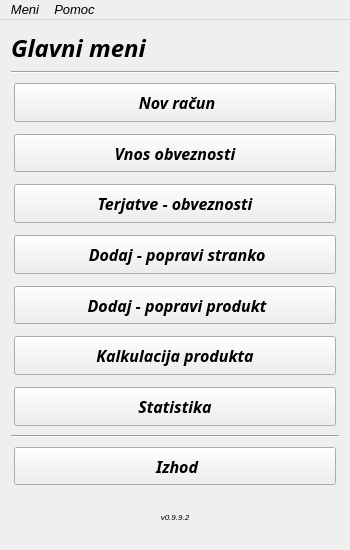
Old version of the form mainwindow.ui in the repository MaxMaxy/racun.
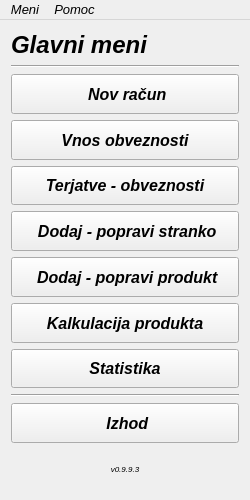
New version of the form. Icons and pictures are not drawn.

```diff
--- a/mainwindow.ui
+++ b/mainwindow.ui
@@ -6,8 +6,8 @@
    <rect>
     <x>0</x>
     <y>0</y>
-    <width>350</width>
-    <height>550</height>
+    <width>250</width>
+    <height>500</height>
    </rect>
   </property>
   <property name="sizePolicy">
@@ -18,14 +18,14 @@
   </property>
   <property name="minimumSize">
    <size>
-    <width>350</width>
-    <height>550</height>
+    <width>250</width>
+    <height>500</height>
    </size>
   </property>
   <property name="maximumSize">
    <size>
-    <width>350</width>
-    <height>550</height>
+    <width>250</width>
+    <height>500</height>
    </size>
   </property>
   <property name="font">
@@ -53,7 +53,7 @@
       </property>
       <property name="font">
        <font>
-        <family>Sans</family>
+        <family>MS Sans Serif</family>
         <pointsize>18</pointsize>
         <weight>75</weight>
         <italic>true</italic>
@@ -83,7 +83,7 @@
         </property>
         <property name="font">
          <font>
-          <family>Waree</family>
+          <family>MS Sans Serif</family>
           <pointsize>12</pointsize>
           <weight>75</weight>
           <italic>true</italic>
@@ -94,9 +94,6 @@
         <property name="layoutDirection">
          <enum>Qt::LeftToRight</enum>
         </property>
-        <property name="styleSheet">
-         <string notr="true">margin: 3%</string>
-        </property>
         <property name="text">
          <string> Nov račun</string>
         </property>
@@ -129,16 +126,13 @@
         </property>
         <property name="font">
          <font>
-          <family>Sans Serif</family>
+          <family>MS Sans Serif</family>
           <pointsize>12</pointsize>
           <weight>75</weight>
           <italic>true</italic>
           <bold>true</bold>
          </font>
         </property>
-        <property name="styleSheet">
-         <string notr="true">margin: 3%</string>
-        </property>
         <property name="text">
          <string>Vnos obveznosti</string>
         </property>
@@ -159,16 +153,13 @@
         </property>
         <property name="font">
          <font>
-          <family>Sans Serif</family>
+          <family>MS Sans Serif</family>
           <pointsize>12</pointsize>
           <weight>75</weight>
           <italic>true</italic>
           <bold>true</bold>
          </font>
         </property>
-        <property name="styleSheet">
-         <string notr="true">margin: 3%</string>
-        </property>
         <property name="text">
          <string>Terjatve - obveznosti</string>
         </property>
@@ -193,16 +184,13 @@
         </property>
         <property name="font">
          <font>
-          <family>Sans Serif</family>
+          <family>MS Sans Serif</family>
           <pointsize>12</pointsize>
           <weight>75</weight>
           <italic>true</italic>
           <bold>true</bold>
          </font>
         </property>
-        <property name="styleSheet">
-         <string notr="true">margin: 3%</string>
-        </property>
         <property name="text">
          <string> Dodaj - popravi stranko</string>
         </property>
@@ -226,16 +214,13 @@
         </property>
         <property name="font">
          <font>
-          <family>Sans Serif</family>
+          <family>MS Sans Serif</family>
           <pointsize>12</pointsize>
           <weight>75</weight>
           <italic>true</italic>
           <bold>true</bold>
          </font>
         </property>
-        <property name="styleSheet">
-         <string notr="true">margin: 3%</string>
-        </property>
         <property name="text">
          <string> Dodaj - popravi produkt</string>
         </property>
@@ -259,15 +244,11 @@
         </property>
         <property name="font">
          <font>
-          <family>Sans Serif</family>
           <pointsize>12</pointsize>
           <weight>75</weight>
           <bold>true</bold>
          </font>
         </property>
-        <property name="styleSheet">
-         <string notr="true">margin: 3%</string>
-        </property>
         <property name="text">
          <string>Kalkulacija produkta</string>
         </property>
@@ -277,8 +258,8 @@
         </property>
         <property name="iconSize">
          <size>
-          <width>28</width>
-          <height>28</height>
+          <width>22</width>
+          <height>22</height>
          </size>
         </property>
         <property name="shortcut">
@@ -296,16 +277,13 @@
         </property>
         <property name="font">
          <font>
-          <family>Sans Serif</family>
+          <family>MS Sans Serif</family>
           <pointsize>12</pointsize>
           <weight>75</weight>
           <italic>true</italic>
           <bold>true</bold>
          </font>
         </property>
-        <property name="styleSheet">
-         <string notr="true">margin: 3%</string>
-        </property>
         <property name="text">
          <string>Statistika</string>
         </property>
@@ -339,16 +317,13 @@
         </property>
         <property name="font">
          <font>
-          <family>Sans Serif</family>
+          <family>MS Sans Serif</family>
           <pointsize>12</pointsize>
           <weight>75</weight>
           <italic>true</italic>
           <bold>true</bold>
          </font>
         </property>
-        <property name="styleSheet">
-         <string notr="true">margin: 3%</string>
-        </property>
         <property name="text">
          <string> Izhod</string>
         </property>
@@ -374,9 +349,6 @@
         <property name="layoutDirection">
          <enum>Qt::LeftToRight</enum>
         </property>
-        <property name="styleSheet">
-         <string notr="true">margin: 2%</string>
-        </property>
         <property name="frameShape">
          <enum>QFrame::NoFrame</enum>
         </property>
@@ -384,7 +356,7 @@
          <enum>QFrame::Raised</enum>
         </property>
         <property name="text">
-         <string>v0.9.9.2</string>
+         <string>v0.9.9.3</string>
         </property>
         <property name="textFormat">
          <enum>Qt::AutoText</enum>
@@ -416,8 +388,8 @@
     <rect>
      <x>0</x>
      <y>0</y>
-     <width>350</width>
-     <height>25</height>
+     <width>250</width>
+     <height>21</height>
     </rect>
    </property>
    <widget class="QMenu" name="menuStart">
```
Left out of the diff: 56 changed lines with no effect on the pictures.
